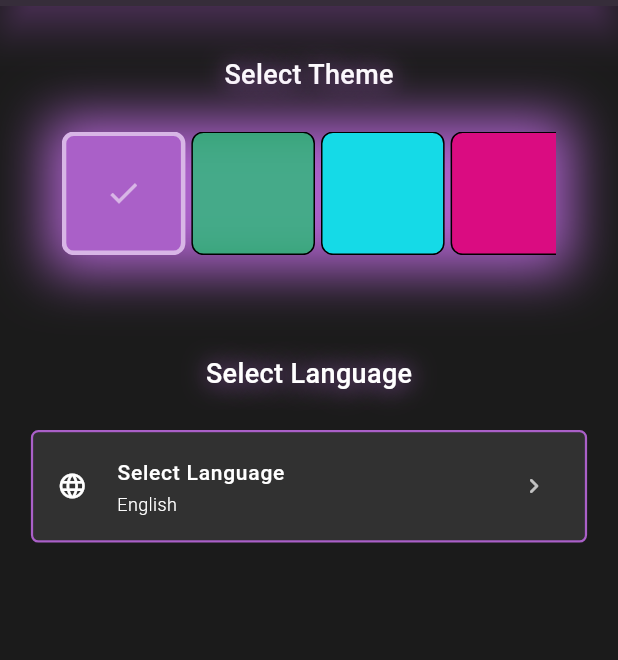
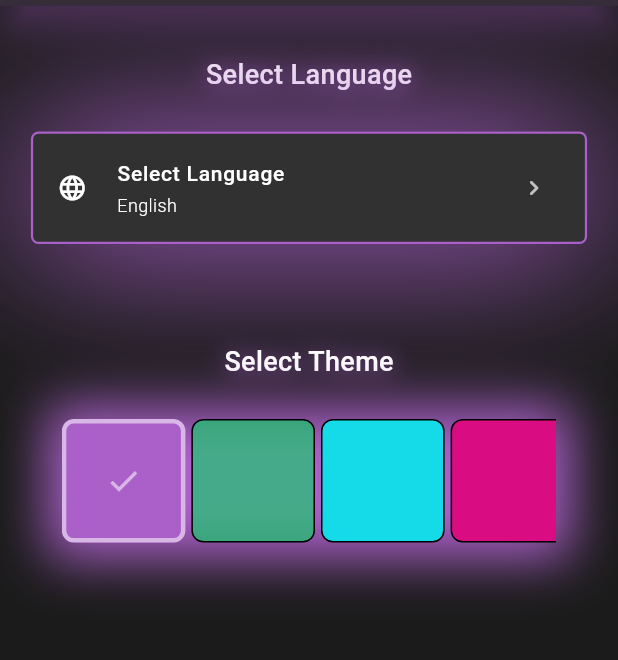
Before and after one commit to mattiolichiara/pitch_trainer, a Flutter app: the Settings screen opened directly, on a phone screen of 412 x 824 dp, the part 84-744 px from its top. Run offline on Flutter 3.47's test engine with Material 3 defaults, Android fonts, the phone set to English and light mode, and no system bars; our stand-ins replace flutter_bloc, flutter_localization, flutter_svg, permission_handler, shared_preferences; missing offline and left inert: complex, flutter_audio_waveforms, linear_progress_bar, record; accounts and stored records are empty.

Commit message:
+UI Fixes

```diff
--- a/lib/general/view/settings.dart
+++ b/lib/general/view/settings.dart
@@ -59,8 +59,16 @@ class _Settings extends State<Settings> {
     );
   }
 
-  Widget _languageSelection(td, subtext) {
-    return InstrumentExpansionTile(
+  Widget _languageSelection(td, subtext, size) {
+    Color bgLerp = Color.lerp(const Color.fromARGB(255, 70, 70, 70), Colors.black, 0.30)!;
+
+    return Container(
+      decoration: BoxDecoration(
+        borderRadius: BorderRadius.circular(5),
+        color: bgLerp,
+        boxShadow: [UiUtils.widgetsShadow(5, 90, td)],
+      ),
+      child: InstrumentExpansionTile(
         leadingIcon: Icon(Icons.language, color: td.colorScheme.onSurface, size: 20,),
         isExpanded: _isExpanded,
         text: Languages.languages.getString(context),
@@ -69,8 +77,9 @@ class _Settings extends State<Settings> {
         subText: _selectedLanguage,
         canOpen: true,
         children: [
-        _languageList(td),
+          _languageList(td, size),
         ],
+      ),
     );
   }
 
@@ -100,7 +109,7 @@ class _Settings extends State<Settings> {
             SizedBox(height: size.height*0.04,),
             _languageTitle(size, td),
             SizedBox(height: size.height*0.03,),
-            _languageSelection(td, ""),
+            _languageSelection(td, "", size),
             SizedBox(height: size.height*0.04,),
           ],
         ),
@@ -117,13 +126,13 @@ class _Settings extends State<Settings> {
     );
   }
 
-  Widget _languageList(td) {
+  Widget _languageList(td, size) {
     List<Widget> tiles = [];
     final greyLerpy = Color.lerp(const Color.fromARGB(255, 70, 70, 70), Colors.black, 0.30)!;
 
     for (MapEntry<String, dynamic> entry in Languages.langsMap.entries) {
       tiles.add(ListTile(
-        contentPadding: EdgeInsets.zero,
+        contentPadding: EdgeInsets.only(left: size.width*0.07),
         title: Text(
           "${entry.value}",
           style: TextStyle(color: td.colorScheme.onSurface, fontSize: 12),
@@ -136,13 +145,15 @@ class _Settings extends State<Settings> {
       ));
     }
 
-    return Container(
+    return ClipRRect(
+      borderRadius: BorderRadius.circular(5),
+      child: Material(
         color: greyLerpy,
-      height: tiles.length * 60,
         child: ListView(
           shrinkWrap: true,
           physics: const NeverScrollableScrollPhysics(),
           children: tiles,
+        ),
       ),
     );
   }
@@ -238,8 +249,8 @@ class _Settings extends State<Settings> {
         ),
         body: Column(
           children: [
+            _languageSection(size, td),
             _themeSection(size, td),
-            _languageSection(size, td)
           ],
         ),
       ),
--- a/lib/sampling/widgets/instrument_expansion_tile.dart
+++ b/lib/sampling/widgets/instrument_expansion_tile.dart
@@ -36,24 +36,26 @@ class _InstrumentExpansionTileState extends State<InstrumentExpansionTile> {
 
   //FUNCTIONAL WIDGETS
   Widget _animationWidget(bgLerp) {
-    return AnimatedCrossFade(
-      duration: const Duration(milliseconds: 200),
-      crossFadeState: widget.isExpanded
-          ? CrossFadeState.showSecond
-          : CrossFadeState.showFirst,
-      firstChild: const SizedBox.shrink(),
-      secondChild: IntrinsicHeight(
-        child: Container(
-          width: MediaQuery.of(context).size.width * 0.85,
+    return ClipRRect(
+      borderRadius: BorderRadius.circular(5),
+      child: AnimatedSize(
+        duration: const Duration(milliseconds: 200),
+        curve: Curves.easeInOut,
+        child: widget.isExpanded
+            ? Container(
+          width: double.infinity,
           color: bgLerp,
           child: Column(
             mainAxisSize: MainAxisSize.min,
             children: widget.children,
           ),
-        ),
+        )
+            : const SizedBox.shrink(),
       ),
     );
   }
+
+
 
 
   Widget _selectTrailing(td) {
```
Lines whose indentation alone changed are shown as unchanged.
